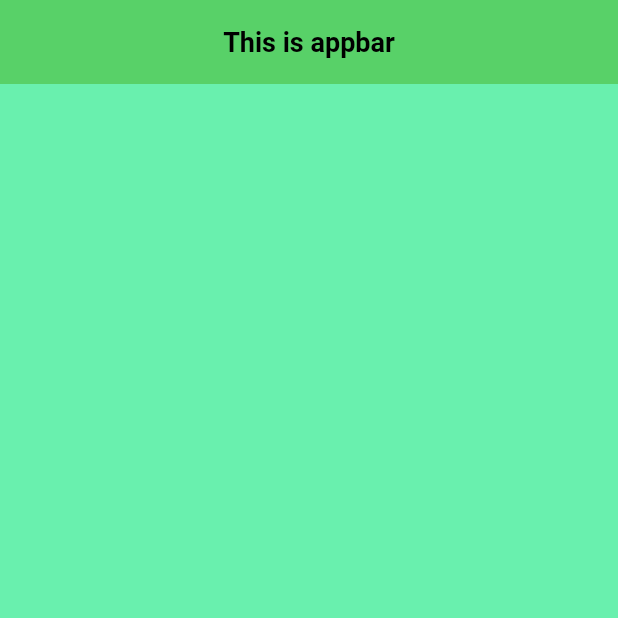
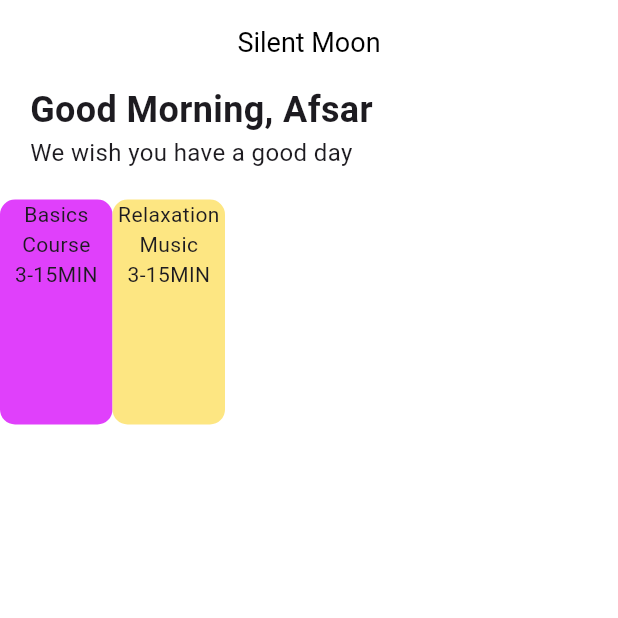
Before and after one commit to Bee-Gin-er16/Design-to-Flutter-mobile, a Flutter app: the screen it shows after launch, on a phone screen of 412 x 824 dp, the top half of it. Run offline on Flutter 3.47's test engine with Material 3 defaults, Android fonts, the phone set to English and light mode, and no system bars; Roboto replaces fonts that are missing (Poppins).

Commit message:
initial progress, need to find out how flex in flutter works

```diff
--- a/user_interface/lib/pages/home.dart
+++ b/user_interface/lib/pages/home.dart
@@ -13,24 +13,93 @@ class _HomePageState extends State<HomePage> {
   Widget build(BuildContext context) {
       return Scaffold(
         appBar: appBar(),
-        backgroundColor: Colors.greenAccent,
+        backgroundColor: Colors.white,
+        body: ListView(
+          children: [
+            _greeting(),
+            SizedBox(height: 20,),
+            _maincta(),
+          ],
+        ),
       );
+  }
+
+  Widget _maincta() {
+    return Row(
+      children: [
+        Container(
+          width: 75,
+          height: 150,
+          decoration: BoxDecoration(
+            color: Colors.purpleAccent,
+            borderRadius: BorderRadius.circular(10)
+          ),
+          child: Column(
+            children: [
+              Text('Basics'),
+              Text('Course'),
+              Text('3-15MIN'),
+            ],
+          ),
+        ),
+        Container(
+          width: 75,
+          height: 150,
+          decoration: BoxDecoration(
+            color: const Color.fromRGBO(253, 230, 130, 1),
+            borderRadius: BorderRadius.circular(10)
+          ),
+          child: Column(
+            children: [
+              Text('Relaxation'),
+              Text('Music'),
+              Text('3-15MIN'),
+            ],
+          ),
+        ),
+      ],
+    );
+  }
+
+  Widget _greeting() {
+    return Padding(
+      padding: EdgeInsets.only(left: 20), // Apply left padding
+      child: Column(
+        crossAxisAlignment: CrossAxisAlignment.start,
+        children: [
+          Text(
+            'Good Morning, Afsar',
+            style: TextStyle(
+              fontSize: 24,
+              fontWeight: FontWeight.bold,
+            ),
+          ),
+          Text(
+            'We wish you have a good day',
+            style: TextStyle(
+              fontSize: 16,
+            ),
+          ),
+        ],
+      ),
+    );
   }
 
   AppBar appBar() {
     return AppBar(
       title: Text(
-        'This is appbar',
+        'Silent Moon',
         style: TextStyle(
           color: Colors.black,
           fontSize: 18,
-          fontWeight: FontWeight.bold
+          fontWeight: FontWeight.w400,
         ),
       ),
-      backgroundColor: const Color.fromARGB(255, 88, 209, 104),
+      backgroundColor: Colors.white,
       elevation: 0.0,
       centerTitle: true,
     );
   }
 
+  //END OF LINE
 }
```
